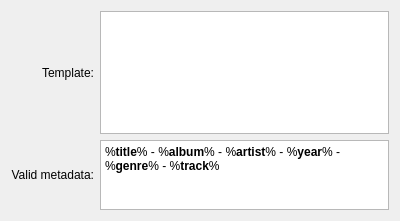
Qt form plugins/nowlistening/nowlisteningprefs.ui (KDE/choqok) before a commit.
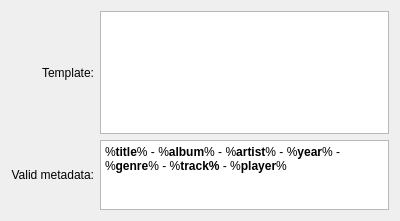
The same form after that commit. Custom widgets are drawn as their Qt base class.

What changed in the file:
```diff
--- a/plugins/nowlistening/nowlisteningprefs.ui
+++ b/plugins/nowlistening/nowlisteningprefs.ui
@@ -33,8 +33,8 @@
       <string notr="true">&lt;!DOCTYPE HTML PUBLIC &quot;-//W3C//DTD HTML 4.0//EN&quot; &quot;http://www.w3.org/TR/REC-html40/strict.dtd&quot;&gt;
 &lt;html&gt;&lt;head&gt;&lt;meta name=&quot;qrichtext&quot; content=&quot;1&quot; /&gt;&lt;style type=&quot;text/css&quot;&gt;
 p, li { white-space: pre-wrap; }
-&lt;/style&gt;&lt;/head&gt;&lt;body style=&quot; font-family:'DejaVu Sans'; font-size:9pt; font-weight:400; font-style:normal;&quot;&gt;
-&lt;p style=&quot; margin-top:0px; margin-bottom:0px; margin-left:0px; margin-right:0px; -qt-block-indent:0; text-indent:0px;&quot;&gt;%&lt;span style=&quot; font-weight:600;&quot;&gt;title&lt;/span&gt;% - %&lt;span style=&quot; font-weight:600;&quot;&gt;album&lt;/span&gt;% - %&lt;span style=&quot; font-weight:600;&quot;&gt;artist&lt;/span&gt;% - %&lt;span style=&quot; font-weight:600;&quot;&gt;year&lt;/span&gt;% - %&lt;span style=&quot; font-weight:600;&quot;&gt;genre&lt;/span&gt;% - %&lt;span style=&quot; font-weight:600;&quot;&gt;track&lt;/span&gt;%&lt;/p&gt;&lt;/body&gt;&lt;/html&gt;</string>
+&lt;/style&gt;&lt;/head&gt;&lt;body style=&quot; font-family:'Sans'; font-size:10pt; font-weight:400; font-style:normal;&quot;&gt;
+&lt;p style=&quot; margin-top:0px; margin-bottom:0px; margin-left:0px; margin-right:0px; -qt-block-indent:0; text-indent:0px;&quot;&gt;&lt;span style=&quot; font-family:'DejaVu Sans'; font-size:9pt;&quot;&gt;%&lt;/span&gt;&lt;span style=&quot; font-family:'DejaVu Sans'; font-size:9pt; font-weight:600;&quot;&gt;title&lt;/span&gt;&lt;span style=&quot; font-family:'DejaVu Sans'; font-size:9pt;&quot;&gt;% - %&lt;/span&gt;&lt;span style=&quot; font-family:'DejaVu Sans'; font-size:9pt; font-weight:600;&quot;&gt;album&lt;/span&gt;&lt;span style=&quot; font-family:'DejaVu Sans'; font-size:9pt;&quot;&gt;% - %&lt;/span&gt;&lt;span style=&quot; font-family:'DejaVu Sans'; font-size:9pt; font-weight:600;&quot;&gt;artist&lt;/span&gt;&lt;span style=&quot; font-family:'DejaVu Sans'; font-size:9pt;&quot;&gt;% - %&lt;/span&gt;&lt;span style=&quot; font-family:'DejaVu Sans'; font-size:9pt; font-weight:600;&quot;&gt;year&lt;/span&gt;&lt;span style=&quot; font-family:'DejaVu Sans'; font-size:9pt;&quot;&gt;% - %&lt;/span&gt;&lt;span style=&quot; font-family:'DejaVu Sans'; font-size:9pt; font-weight:600;&quot;&gt;genre&lt;/span&gt;&lt;span style=&quot; font-family:'DejaVu Sans'; font-size:9pt;&quot;&gt;% - %&lt;/span&gt;&lt;span style=&quot; font-family:'DejaVu Sans'; font-size:9pt; font-weight:600;&quot;&gt;track%&lt;/span&gt;&lt;span style=&quot; font-family:'DejaVu Sans'; font-size:9pt;&quot;&gt; - %&lt;/span&gt;&lt;span style=&quot; font-family:'DejaVu Sans'; font-size:9pt; font-weight:600;&quot;&gt;player&lt;/span&gt;&lt;span style=&quot; font-family:'DejaVu Sans'; font-size:9pt;&quot;&gt;%&lt;/span&gt;&lt;/p&gt;&lt;/body&gt;&lt;/html&gt;</string>
      </property>
     </widget>
    </item>
```
